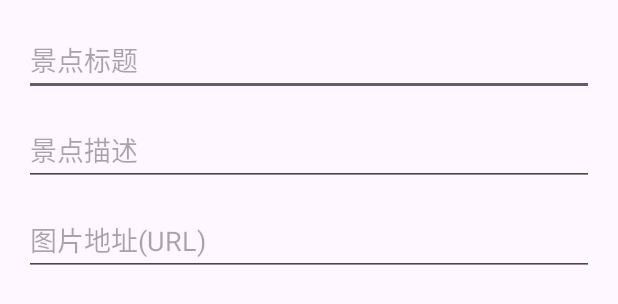
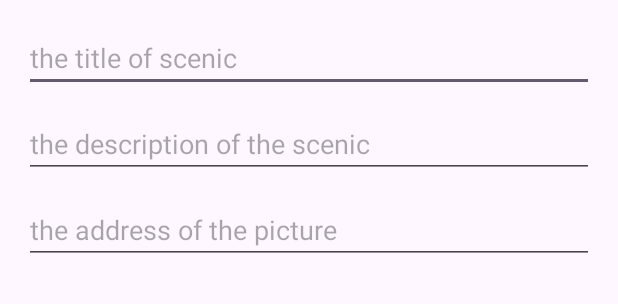
Before and after one commit to ErnestYangCN/KongSight, an Android app: the layout dialog_add_scenic.xml on its own in the app's theme, with its tools: preview values and no code run, on a phone screen of 412 x 824 dp. Shown: the top 304 px of the screen. Run offline under Robolectric (Android 15) with nearby library versions, the phone set to English and light mode, and no system bars.

Commit message:
add scenic

```diff
--- a/app/src/main/res/layout/dialog_add_scenic.xml
+++ b/app/src/main/res/layout/dialog_add_scenic.xml
@@ -9,20 +9,20 @@
         android:id="@+id/etTitle"
         android:layout_width="match_parent"
         android:layout_height="wrap_content"
-        android:hint="景点标题" />
+        android:hint="the title of scenic" />
 
     <EditText
         android:id="@+id/etDescription"
         android:layout_width="match_parent"
         android:layout_height="wrap_content"
-        android:hint="景点描述"
+        android:hint="the description of the scenic"
         android:layout_marginTop="12dp" />
 
     <EditText
         android:id="@+id/etImageUrl"
         android:layout_width="match_parent"
         android:layout_height="wrap_content"
-        android:hint="图片地址(URL)"
+        android:hint="the address of the picture"
         android:layout_marginTop="12dp" />
 
 </LinearLayout>
```
Also changed, not shown: app/src/main/java/com/example/kongsight/ui/scenic/ScenicListActivity.java (+6 -6 lines), app/src/main/java/com/example/kongsight/ui/scenic/ScenicListPresenter.java (+5 -5 lines).
